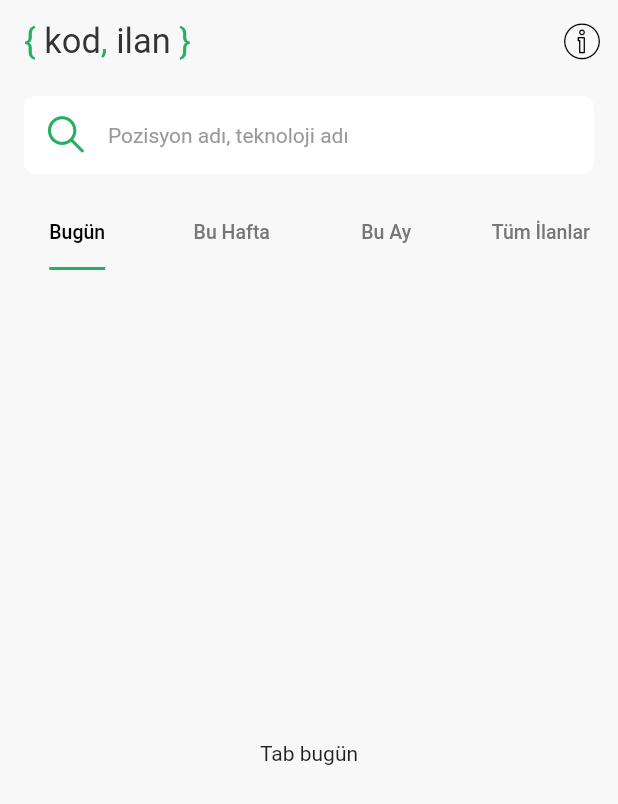
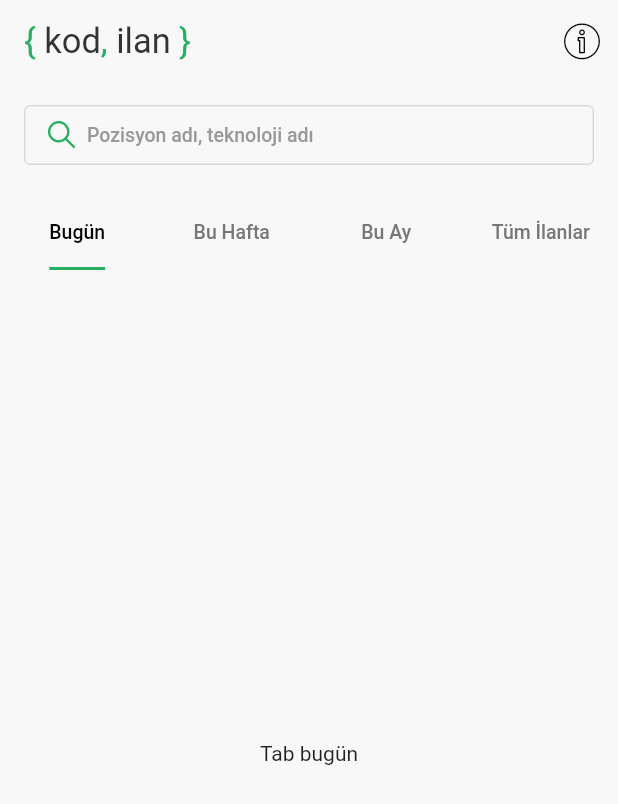
Before and after one commit to tinas/kodilan_mobile, a Flutter app: the screen it shows after launch, on a phone screen of 412 x 824 dp. Shown: the top 804 px of the screen. Run offline on Flutter 3.47's test engine with Material 2 defaults, Android fonts, the phone set to English and light mode, and no system bars.

Commit message:
Fix file and class name

```diff
--- a/lib/components/home_search.dart
+++ /dev/null
@@ -1,40 +0,0 @@
-import 'package:flutter/material.dart';
-import 'package:kodilan_mobile/assets/icons/kodilan_icon.dart';
-import 'package:kodilan_mobile/constant/colors.dart';
-
-class HomeSearchWidget extends StatelessWidget {
-  const HomeSearchWidget({Key key}) : super(key: key);
-
-  @override
-  Widget build(BuildContext context) {
-    return InkWell(
-      onTap: () => {},
-      child: Container(
-        height: 52.0,
-        decoration: BoxDecoration(
-          color: CustomColors.white,
-          borderRadius: BorderRadius.circular(8.0),
-        ),
-        child: Row(
-          children: [
-            Padding(
-              padding: EdgeInsets.only(left: 16.0),
-              child: Icon(
-                KodilanIcon.search,
-                color: CustomColors.green,
-              ),
-            ),
-            Padding(
-              padding: EdgeInsets.only(left: 16.0),
-              child: Text(
-                "Pozisyon adı, teknoloji adı",
-                style:
-                    TextStyle(color: CustomColors.placeholder, fontSize: 14.0),
-              ),
-            ),
-          ],
-        ),
-      ),
-    );
-  }
-}
--- /dev/null
+++ b/lib/components/search_button.dart
@@ -0,0 +1,34 @@
+import 'package:flutter/material.dart';
+import 'package:kodilan_mobile/assets/icons/kodilan_icon.dart';
+import 'package:kodilan_mobile/constant/colors.dart';
+
+class SearchButtonWidget extends StatelessWidget {
+  const SearchButtonWidget({Key key}) : super(key: key);
+
+  @override
+  Widget build(BuildContext context) {
+    return OutlinedButton(
+      onPressed: () {},
+      child: Container(
+        width: MediaQuery.of(context).size.width,
+        height: 40,
+        child: Row(
+          children: [
+            Icon(
+              KodilanIcon.search,
+              size: 18,
+              color: CustomColors.green,
+            ),
+            Padding(
+              padding: EdgeInsets.only(left: 8),
+              child: Text(
+                "Pozisyon adı, teknoloji adı",
+                style: TextStyle(color: CustomColors.placeholder, fontSize: 13),
+              ),
+            ),
+          ],
+        ),
+      ),
+    );
+  }
+}
--- a/lib/pages/home.dart
+++ b/lib/pages/home.dart
@@ -1,6 +1,6 @@
 import 'package:flutter/material.dart';
 import 'package:kodilan_mobile/assets/icons/kodilan_icon.dart';
-import 'package:kodilan_mobile/components/home_search.dart';
+import 'package:kodilan_mobile/components/search_button.dart';
 import 'package:kodilan_mobile/components/logo.dart';
 import 'package:kodilan_mobile/constant/colors.dart';
 
@@ -45,7 +45,7 @@ class _Home extends State<Home> with SingleTickerProviderStateMixin {
                   padding: EdgeInsets.only(top: titleArea),
                   child: Padding(
                     padding: EdgeInsets.only(left: 16.0, right: 16.0),
-                    child: HomeSearchWidget(),
+                        child: SearchButtonWidget(),
                   ),
                 ),
               ),
```
